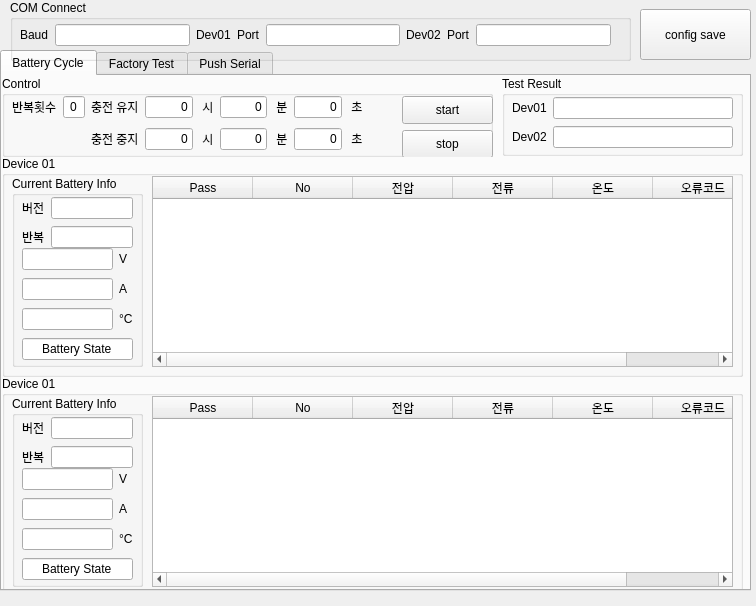
ComMslee/BCT, file src/BCT_UI.ui: the form before one commit.
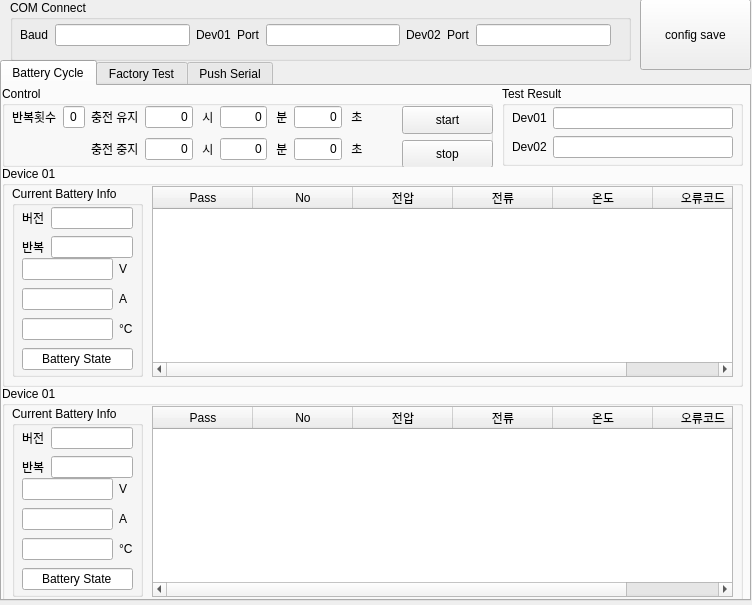
The form after the commit.

The edit to the form file:
```diff
--- a/src/BCT_UI.ui
+++ b/src/BCT_UI.ui
@@ -6,8 +6,8 @@
    <rect>
     <x>0</x>
     <y>0</y>
-    <width>756</width>
-    <height>606</height>
+    <width>752</width>
+    <height>605</height>
    </rect>
   </property>
   <property name="windowTitle">
@@ -17,7 +17,7 @@
    <property name="geometry">
     <rect>
      <x>0</x>
-     <y>50</y>
+     <y>60</y>
      <width>751</width>
      <height>541</height>
     </rect>
@@ -513,7 +513,7 @@
         </widget>
        </item>
        <item row="0" column="1">
-        <widget class="QLineEdit" name="dev_version_2">
+        <widget class="QLineEdit" name="dev_result">
          <property name="alignment">
           <set>Qt::AlignCenter</set>
          </property>
@@ -666,7 +666,7 @@
          </widget>
         </item>
         <item row="0" column="1">
-         <widget class="QLineEdit" name="dev_version_4">
+         <widget class="QLineEdit" name="dev_version_2">
           <property name="alignment">
            <set>Qt::AlignCenter</set>
           </property>
@@ -958,9 +958,9 @@
    <property name="geometry">
     <rect>
      <x>640</x>
-     <y>9</y>
+     <y>-1</y>
      <width>111</width>
-     <height>51</height>
+     <height>71</height>
     </rect>
    </property>
    <property name="sizePolicy">
```
Left out of the diff: 12 changed lines with no effect on the pictures.
